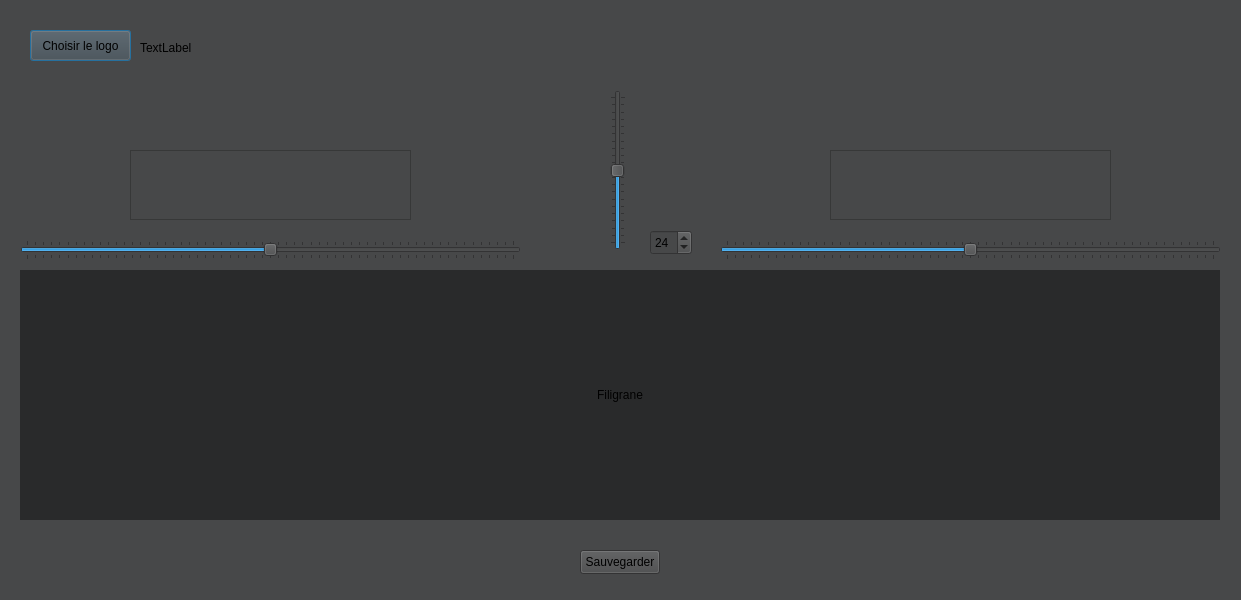
Above: fili.ui from yzzuG/App_commande_photo before the change. Below: the same form after it.
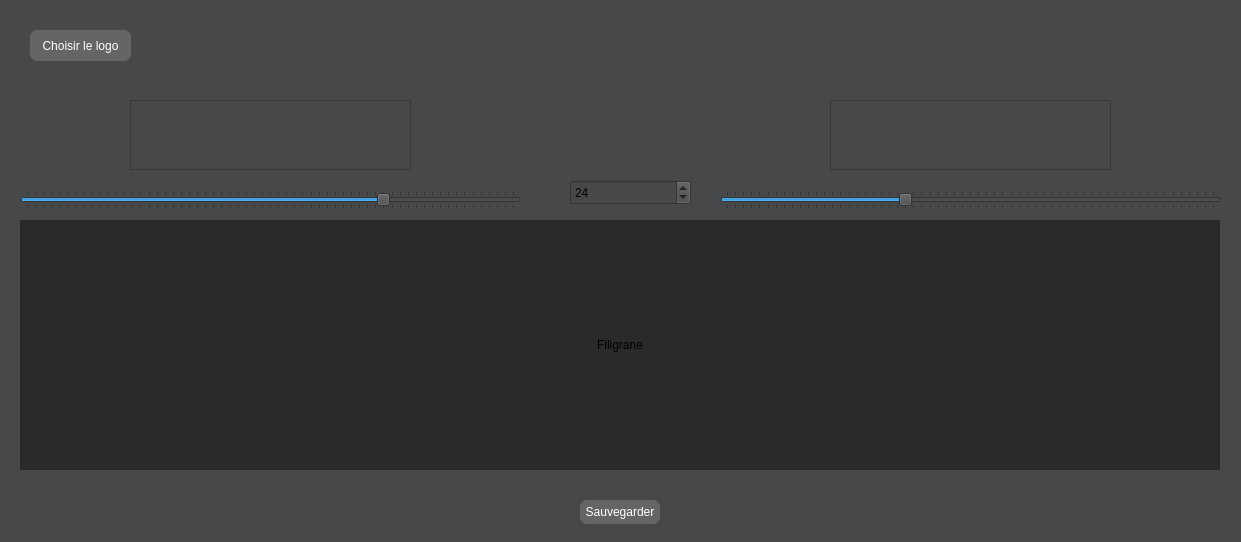
That is the form after the change.

Patch:
```diff
--- a/fili.ui
+++ b/fili.ui
@@ -7,9 +7,21 @@
     <x>0</x>
     <y>0</y>
     <width>1241</width>
-    <height>600</height>
+    <height>542</height>
    </rect>
   </property>
+  <property name="minimumSize">
+   <size>
+    <width>1241</width>
+    <height>542</height>
+   </size>
+  </property>
+  <property name="maximumSize">
+   <size>
+    <width>1241</width>
+    <height>16777215</height>
+   </size>
+  </property>
   <property name="windowTitle">
    <string>Dialog</string>
   </property>
@@ -20,7 +32,7 @@
    <property name="geometry">
     <rect>
      <x>20</x>
-     <y>270</y>
+     <y>220</y>
      <width>1200</width>
      <height>250</height>
     </rect>
@@ -44,32 +56,47 @@
      <height>31</height>
     </rect>
    </property>
+   <property name="styleSheet">
+    <string notr="true">/* QPush BUTTON */
+QPushButton {
+	background-color: rgb(100,101,102);
+	color: rgb(255,255,255);
+	border-radius: 7px;
+    text-align: center;}
+QPushButton:hover {
+	background-color: rgb(100,101,150);}
+QPushButton:pressed{
+	background-color: rgb(185,0,92);}
+QPushButton:selected{
+	background-color: rgb(100,101,150);}</string>
+   </property>
    <property name="text">
     <string>Choisir le logo</string>
    </property>
   </widget>
-  <widget class="QLabel" name="logoPathLabel">
-   <property name="geometry">
-    <rect>
-     <x>140</x>
-     <y>40</y>
-     <width>191</width>
-     <height>16</height>
-    </rect>
-   </property>
-   <property name="text">
-    <string>TextLabel</string>
-   </property>
-  </widget>
   <widget class="QPushButton" name="generateButton">
    <property name="geometry">
     <rect>
      <x>580</x>
-     <y>550</y>
+     <y>500</y>
      <width>80</width>
      <height>24</height>
     </rect>
    </property>
+   <property name="styleSheet">
+    <string notr="true">/* QPush BUTTON */
+QPushButton {
+	background-color: rgb(100,101,102);
+	color: rgb(255,255,255);
+	border-radius: 7px;
+    text-align: center;}
+QPushButton:hover {
+	background-color: rgb(100,101,150);}
+QPushButton:pressed{
+	background-color: rgb(185,0,92);}
+QPushButton:selected{
+	background-color: rgb(100,101,150);}</string>
+   </property>
    <property name="text">
     <string>Sauvegarder</string>
    </property>
@@ -77,9 +104,9 @@
   <widget class="QSpinBox" name="fontSizeSpinBox">
    <property name="geometry">
     <rect>
-     <x>650</x>
-     <y>230</y>
-     <width>42</width>
+     <x>570</x>
+     <y>180</y>
+     <width>121</width>
      <height>25</height>
     </rect>
    </property>
@@ -97,7 +124,7 @@
    <property name="geometry">
     <rect>
      <x>20</x>
-     <y>240</y>
+     <y>190</y>
      <width>501</width>
      <height>20</height>
     </rect>
@@ -108,6 +135,12 @@
    <property name="maximum">
     <number>300</number>
    </property>
+   <property name="singleStep">
+    <number>10</number>
+   </property>
+   <property name="value">
+    <number>140</number>
+   </property>
    <property name="orientation">
     <enum>Qt::Orientation::Horizontal</enum>
    </property>
@@ -119,7 +152,7 @@
    <property name="geometry">
     <rect>
      <x>720</x>
-     <y>240</y>
+     <y>190</y>
      <width>501</width>
      <height>20</height>
     </rect>
@@ -130,36 +163,14 @@
    <property name="maximum">
     <number>300</number>
    </property>
-   <property name="orientation">
-    <enum>Qt::Orientation::Horizontal</enum>
-   </property>
-   <property name="tickPosition">
-    <enum>QSlider::TickPosition::TicksBothSides</enum>
-   </property>
-  </widget>
-  <widget class="QSlider" name="textYOffsetSlider">
-   <property name="geometry">
-    <rect>
-     <x>610</x>
-     <y>90</y>
-     <width>16</width>
-     <height>160</height>
-    </rect>
-   </property>
-   <property name="minimum">
-    <number>-100</number>
-   </property>
-   <property name="maximum">
-    <number>100</number>
-   </property>
    <property name="singleStep">
-    <number>1</number>
+    <number>10</number>
+   </property>
+   <property name="value">
+    <number>-80</number>
    </property>
    <property name="orientation">
-    <enum>Qt::Orientation::Vertical</enum>
-   </property>
-   <property name="invertedControls">
-    <bool>false</bool>
+    <enum>Qt::Orientation::Horizontal</enum>
    </property>
    <property name="tickPosition">
     <enum>QSlider::TickPosition::TicksBothSides</enum>
@@ -169,7 +180,7 @@
    <property name="geometry">
     <rect>
      <x>130</x>
-     <y>150</y>
+     <y>100</y>
      <width>281</width>
      <height>70</height>
     </rect>
@@ -179,12 +190,25 @@
    <property name="geometry">
     <rect>
      <x>830</x>
-     <y>150</y>
+     <y>100</y>
      <width>281</width>
      <height>70</height>
     </rect>
    </property>
   </widget>
+  <widget class="QLabel" name="logoPathLabel">
+   <property name="geometry">
+    <rect>
+     <x>150</x>
+     <y>35</y>
+     <width>491</width>
+     <height>21</height>
+    </rect>
+   </property>
+   <property name="text">
+    <string/>
+   </property>
+  </widget>
  </widget>
  <resources/>
  <connections/>
```
